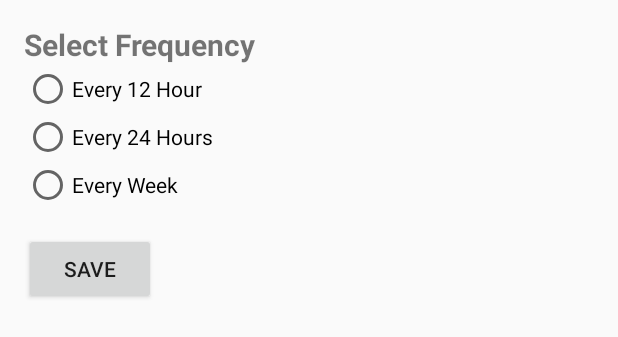
After one commit to harelMasuri/RevengeForYou, an Android app: the layout custom_layout_alarm_manager.xml on its own in the app's theme, with its tools: preview values and no code run, on a phone screen of 412 x 824 dp. The commit adds this screen. Shown: the top 337 px of the screen. Run offline under Robolectric (Android 15) with nearby library versions, the phone set to English and light mode, and no system bars.

```diff
--- a/app/src/main/AndroidManifest.xml
+++ b/app/src/main/AndroidManifest.xml
@@ -1,6 +1,8 @@
 <?xml version="1.0" encoding="utf-8"?>
 <manifest xmlns:android="http://schemas.android.com/apk/res/android"
+    xmlns:tools="http://schemas.android.com/tools"
     package="com.example.revengeforyou">
+
 
     <application
         android:allowBackup="true"
@@ -9,6 +11,7 @@
         android:roundIcon="@mipmap/ic_launcher"
         android:supportsRtl="false"
         android:theme="@style/Theme.RevengeForYou">
+        <receiver android:name=".AlarmReceiver" />
         <activity android:name=".RevengeAcount"></activity>
         <activity android:name=".MainActivity"
             android:exported="true">
--- a/app/src/main/java/com/example/revengeforyou/MainActivity.java
+++ b/app/src/main/java/com/example/revengeforyou/MainActivity.java
@@ -125,6 +125,7 @@ public class MainActivity extends AppCompatActivity implements View.OnClickListe
                             if (task.isSuccessful()) {
                                 startActivity(new Intent(MainActivity.this, RevengeAcount.class));
                                 dSignUp.dismiss();
+                                mpRevenge.pause();
                                 Toast.makeText(MainActivity.this, "username and password saved", Toast.LENGTH_LONG).show();
                             }
                             else {
@@ -152,6 +153,7 @@ public class MainActivity extends AppCompatActivity implements View.OnClickListe
 
                                 if (task.isSuccessful()) {
                                     startActivity(new Intent(MainActivity.this, RevengeAcount.class));
+                                    mpRevenge.pause();
                                     Toast.makeText(MainActivity.this, "Welcome back!", Toast.LENGTH_LONG).show();
                                 }
                                 else {
--- /dev/null
+++ b/app/src/main/res/layout/custom_layout_alarm_manager.xml
@@ -0,0 +1,50 @@
+<?xml version="1.0" encoding="utf-8"?>
+<LinearLayout
+    xmlns:android="http://schemas.android.com/apk/res/android"
+    android:layout_width="match_parent"
+    android:layout_height="wrap_content"
+    android:orientation="vertical"
+    android:padding="16dp">
+
+    <TextView
+        android:layout_width="match_parent"
+        android:layout_height="wrap_content"
+        android:text="Select Frequency"
+        android:textSize="20sp"
+        android:textStyle="bold" />
+
+    <RadioGroup
+        android:id="@+id/radioGroupFrequency"
+        android:layout_width="match_parent"
+        android:layout_height="wrap_content"
+        android:orientation="vertical">
+
+        <RadioButton
+            android:id="@+id/radioButton1Hour"
+            android:layout_width="wrap_content"
+            android:layout_height="wrap_content"
+            android:text="Every 12 Hour" />
+
+        <RadioButton
+            android:id="@+id/radioButton2Hours"
+            android:layout_width="wrap_content"
+            android:layout_height="wrap_content"
+            android:text="Every 24 Hours" />
+
+        <RadioButton
+            android:id="@+id/radioButton3Hours"
+            android:layout_width="wrap_content"
+            android:layout_height="wrap_content"
+            android:text="Every Week" />
+
+        <!-- Add more frequency options as needed -->
+    </RadioGroup>
+
+    <Button
+        android:id="@+id/buttonSave"
+        android:layout_width="wrap_content"
+        android:layout_height="wrap_content"
+        android:text="Save"
+        android:layout_marginTop="16dp" />
+
+</LinearLayout>
```
Also changed, not shown: app/src/main/java/com/example/revengeforyou/AlarmReceiver.java (added, +63 -0 lines), app/src/main/java/com/example/revengeforyou/HomeFragment.java (+10 -4 lines), app/src/main/java/com/example/revengeforyou/ProfileFragment.java (+11 -2 lines), app/src/main/java/com/example/revengeforyou/SettingsFragment.java (+117 -5 lines).
